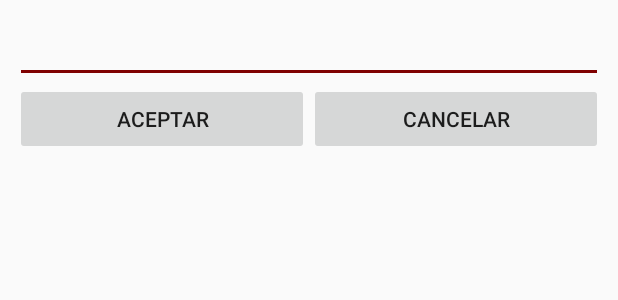
After one commit to juan-es2016/Umss-Curso-Android, an Android app: the layout dialog_quantity_product.xml on its own in the app's theme, with its tools: preview values and no code run, on a phone screen of 412 x 824 dp. The commit adds this screen. Shown: the top 300 px of the screen. Run offline under Robolectric (Android 15) with nearby library versions, the phone set to English and light mode, and no system bars.

Commit message:
Marvel App

```diff
--- a/AppComic/app/src/main/AndroidManifest.xml
+++ b/AppComic/app/src/main/AndroidManifest.xml
@@ -26,6 +26,7 @@
             android:theme="@style/AppTheme.NoActionBar"></activity>
         <activity android:name=".Activities.RegistroActivity"
             android:theme="@style/AppTheme"></activity>
-        <activity android:name=".Activities.VsActivity"></activity>
+        <activity android:name=".Activities.VsActivity"
+            android:theme="@style/myDialog1"></activity>
     </application>
 </manifest>
--- a/AppComic/app/src/main/java/com/example/battl/appcomic/Activities/LoginActivity.java
+++ b/AppComic/app/src/main/java/com/example/battl/appcomic/Activities/LoginActivity.java
@@ -1,6 +1,7 @@
 package com.example.battl.appcomic.Activities;
 
 import android.content.Intent;
+import android.content.SharedPreferences;
 import android.os.Bundle;
 import android.support.v7.app.AppCompatActivity;
 import android.support.v7.widget.Toolbar;
@@ -24,6 +25,7 @@ public class LoginActivity extends AppCompatActivity{
     EditText edtEmail;
     EditText edtContraseña;
 
+
     @Override
     public void onCreate(Bundle bundle){
         super.onCreate(bundle);
@@ -33,7 +35,6 @@ public class LoginActivity extends AppCompatActivity{
         getSupportActionBar().setDisplayHomeAsUpEnabled(false);
         btnAcceder = (Button) findViewById(R.id.btn_acceder);
         btnRegistro = (Button) findViewById(R.id.btn_registrarse);
-
 
         btnAcceder.setOnClickListener(new View.OnClickListener() {
             @Override
--- /dev/null
+++ b/AppComic/app/src/main/res/layout/dialog_quantity_product.xml
@@ -0,0 +1,36 @@
+<?xml version="1.0" encoding="utf-8"?>
+<LinearLayout xmlns:android="http://schemas.android.com/apk/res/android"
+    xmlns:tools="http://schemas.android.com/tools"
+    android:layout_width="match_parent"
+    android:layout_height="match_parent"
+    android:padding="10dp"
+    android:orientation="vertical">
+
+    <EditText
+        android:id="@+id/edi_quantity"
+        android:layout_width="match_parent"
+        android:layout_height="wrap_content"
+        android:inputType="number"
+        android:selectAllOnFocus="true"/>
+    <LinearLayout
+        android:layout_width="match_parent"
+        android:layout_height="wrap_content"
+        android:orientation="horizontal"
+        android:weightSum="2">
+        <Button
+            android:id="@+id/button_aceptar"
+            android:layout_width="match_parent"
+            android:layout_height="match_parent"
+            android:text="Aceptar"
+            android:layout_weight="1"/>
+
+        <Button
+            android:id="@+id/button_cancelar"
+            android:layout_width="match_parent"
+            android:layout_height="match_parent"
+            android:text="Cancelar"
+            android:layout_weight="1"/>
+    </LinearLayout>
+
+
+</LinearLayout>
--- a/AppComic/app/src/main/res/values/strings.xml
+++ b/AppComic/app/src/main/res/values/strings.xml
@@ -16,4 +16,8 @@
     <string name="nombre">Nombre de Usuario</string>
     <string name="contraseña">Contraseña</string>
     <string name="telefono">Telefono</string>
+    <string name="alert_tittle_item">Alert Personalizado</string>
+    <string name="alert_dialog_message">Mensaje</string>
+    <string name="accept">Aceptar</string>
+    <string name="cancel">Cancelar</string>
 </resources>
```
Also changed, not shown: AppComic/app/src/main/java/com/example/battl/appcomic/Activities/MainActivity.java (+8 -0 lines), AppComic/app/src/main/java/com/example/battl/appcomic/Activities/RegistroActivity.java (+36 -4 lines).
